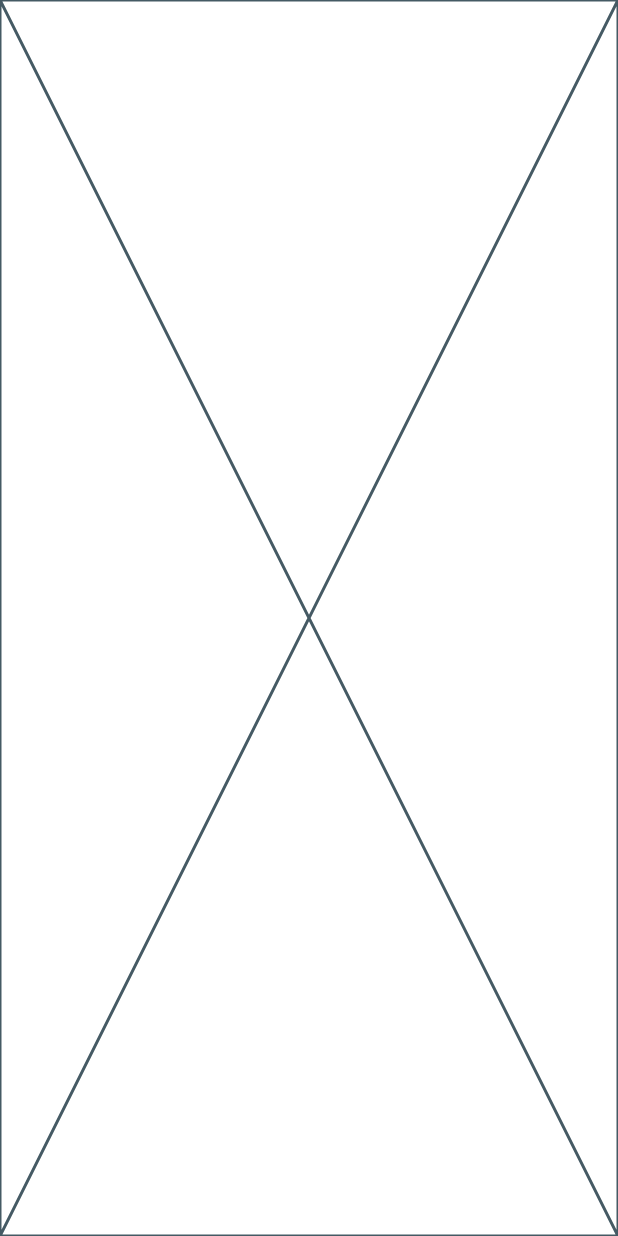
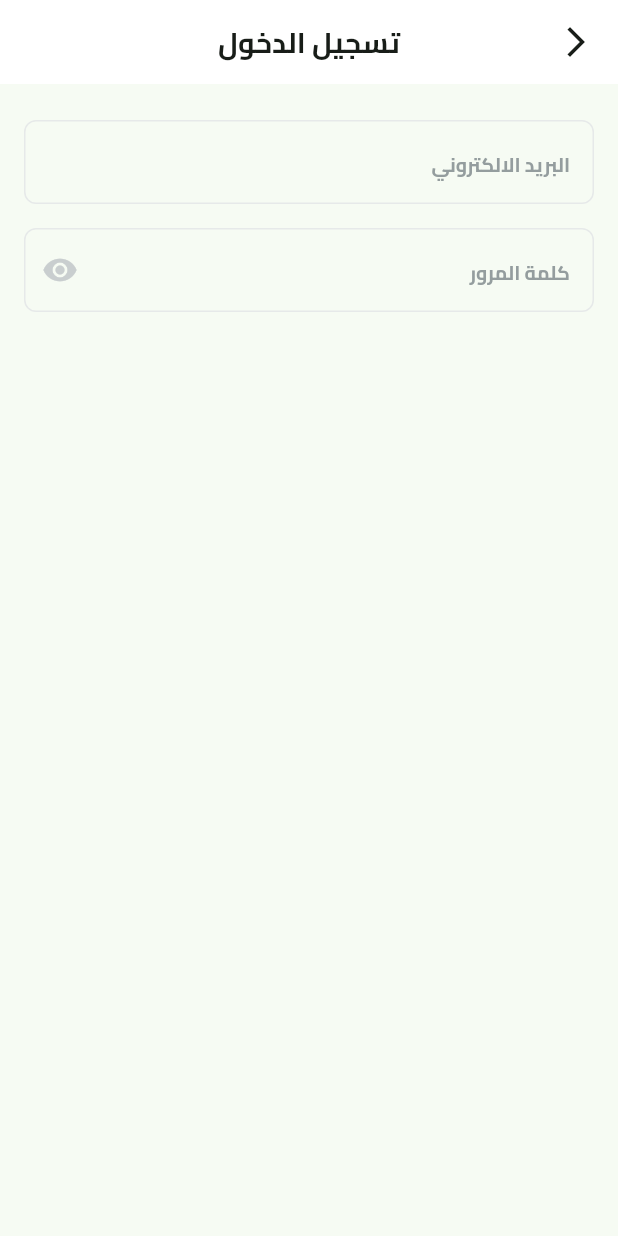
Before and after one commit to MustafaAbdelwahed/Fruits_Hub, a Flutter app: the OnBoardingView screen opened by its route, after a tap on "تخط", on a phone screen of 412 x 824 dp. Run offline on Flutter 3.47's test engine with Material 3 defaults, Android fonts, the phone set to English and light mode, and no system bars; our stand-ins replace dots_indicator, shared_preferences; missing offline and left inert: svg_flutter; accounts and stored records are empty.

Commit message:
create  Custom TextField and  appbar  do email and pass field

```diff
--- /dev/null
+++ b/lib/core/widgets/custom_appbar.dart
@@ -0,0 +1,15 @@
+import 'package:flutter/material.dart';
+import 'package:fruit_ecommerce_app/core/utils/app_text_style.dart';
+
+AppBar buildAppBar({required BuildContext context, required String title}) {
+  return AppBar(
+      backgroundColor: Colors.white,
+      centerTitle: true,
+      title: Text(title, style: TextStyles.bold19),
+      leading: IconButton(
+        onPressed: () {
+          Navigator.pop(context);
+        },
+        icon: Icon(Icons.arrow_back_ios_new),
+      ));
+}
--- /dev/null
+++ b/lib/core/widgets/custom_text_from_fiald.dart
@@ -0,0 +1,39 @@
+import 'package:flutter/material.dart';
+import 'package:fruit_ecommerce_app/core/utils/app_text_style.dart';
+
+class CustomTextFormField extends StatelessWidget {
+  const CustomTextFormField(
+      {super.key,
+      required this.text,
+      this.suffixIcon,
+      required this.keyboardType});
+  final String text;
+  final Widget? suffixIcon;
+  final TextInputType keyboardType;
+  @override
+  Widget build(BuildContext context) {
+    return TextFormField(
+      keyboardType: keyboardType,
+      decoration: InputDecoration(
+        suffixIcon: suffixIcon,
+        suffixIconColor: Color(0xffC9CECF),
+        hintText: text,
+        hintStyle: TextStyles.bold13.copyWith(color: const Color(0xff949D9E)),
+        // filled: true,
+        fillColor: const Color(0xFFEFF3F3),
+        border: buildBorder(),
+        enabledBorder: buildBorder(),
+        focusedBorder: buildBorder(),
+      ),
+    );
+  }
+
+  OutlineInputBorder buildBorder({required}) {
+    return OutlineInputBorder(
+      borderRadius: BorderRadius.circular(8),
+      borderSide: const BorderSide(
+        color: Color(0xFFE6E9E9),
+      ),
+    );
+  }
+}
--- a/lib/features/auth/presentaion/view/login_view.dart
+++ b/lib/features/auth/presentaion/view/login_view.dart
@@ -1,4 +1,9 @@
 import 'package:flutter/material.dart';
+
+import 'package:fruit_ecommerce_app/core/widgets/custom_appbar.dart';
+import 'package:fruit_ecommerce_app/generated/l10n.dart';
+
+import 'widgets/login_view_body.dart';
 
 class LoginView extends StatelessWidget {
   const LoginView({super.key});
@@ -6,6 +11,9 @@ class LoginView extends StatelessWidget {
   static const String routeName = 'login';
   @override
   Widget build(BuildContext context) {
-    return const Placeholder();
+    return Scaffold(
+      appBar: buildAppBar(context: context, title: S.of(context).login),
+      body: LoginViewBody(),
+    );
   }
 }
--- /dev/null
+++ b/lib/features/auth/presentaion/view/widgets/login_view_body.dart
@@ -0,0 +1,39 @@
+import 'package:flutter/material.dart';
+import 'package:fruit_ecommerce_app/constants.dart';
+import 'package:fruit_ecommerce_app/core/widgets/custom_text_from_fiald.dart';
+import 'package:fruit_ecommerce_app/generated/l10n.dart';
+
+class LoginViewBody extends StatelessWidget {
+  const LoginViewBody({super.key});
+
+  @override
+  Widget build(BuildContext context) {
+    return SingleChildScrollView(
+      child: Padding(
+        padding: EdgeInsets.symmetric(horizontal: kHorizontalPadding),
+        child: Column(
+          children: [
+            SizedBox(
+              height: 24,
+            ),
+            CustomTextFormField(
+              keyboardType: TextInputType.emailAddress,
+              text: S.of(context).email,
+            ),
+            SizedBox(
+              height: 16,
+            ),
+            CustomTextFormField(
+              keyboardType: TextInputType.text,
+              text: S.of(context).password,
+              suffixIcon: Icon(Icons.remove_red_eye),
+            ),
+            SizedBox(
+              height: 16,
+            ),
+          ],
+        ),
+      ),
+    );
+  }
+}
--- a/lib/features/onboarding/presentaion/view/widget/on_boarding_view_body.dart
+++ b/lib/features/onboarding/presentaion/view/widget/on_boarding_view_body.dart
@@ -3,7 +3,7 @@ import 'package:flutter/material.dart';
 import 'package:fruit_ecommerce_app/constants.dart';
 import 'package:fruit_ecommerce_app/core/services/shared_preferences%20_singletone.dart';
 import 'package:fruit_ecommerce_app/core/utils/app_colors.dart';
-import 'package:fruit_ecommerce_app/core/utils/widgets/custom_button.dart';
+import 'package:fruit_ecommerce_app/core/widgets/custom_button.dart';
 import 'package:fruit_ecommerce_app/features/auth/presentaion/view/login_view.dart';
 import 'package:fruit_ecommerce_app/features/onboarding/presentaion/view/widget/on_boarding_page_view.dart';
 import 'package:fruit_ecommerce_app/generated/l10n.dart';
--- a/lib/l10n/intl_ar.arb
+++ b/lib/l10n/intl_ar.arb
@@ -4,6 +4,12 @@
     "SearchAndShop":"ابحث وتسوق",
     "subtitlesecoundOnboarding": "نقدم لك أفضل الفواكه المختارة بعناية. اطلع على التفاصيل والصور والتقييمات لتتأكد من اختيار الفاكهة المثالية",
     "skip":"تخط",
-    "startNow":"ابدأ الان"
+    "startNow":"ابدأ الان",
+    "login": "تسجيل الدخول",
+    "register": "تسجيل",
+    "email": "البريد الالكتروني",
+    "password": "كلمة المرور",
+    "loginError": "البريد الالكتروني او كلمة المرور غير صحيحة",
+    "registerError": "البريد الالكتروني مستخدم من قبل"
 
 }
--- a/lib/l10n/intl_en.arb
+++ b/lib/l10n/intl_en.arb
@@ -4,7 +4,13 @@
     "SearchAndShop":"Search and shop",
     "subtitlesecoundOnboarding": "We have selected the best fruits for you. Check out the details, photos and reviews to make sure you pick the best fruit for you",
     "skip":"skip",
-    "startNow":"Start Now"
+    "startNow":"Start Now",
+    "login": "Login",
+    "register": "Register",
+    "email": "Email",
+    "password": "Password",
+    "loginError": "The email or password is incorrect",
+    "registerError": "The email is already used"
 
 
 }
--- a/lib/main.dart
+++ b/lib/main.dart
@@ -2,15 +2,14 @@ import 'package:flutter/material.dart';
 import 'package:flutter_localizations/flutter_localizations.dart';
 import 'package:fruit_ecommerce_app/core/helper_function/on_generate_route.dart';
 import 'package:fruit_ecommerce_app/core/services/shared_preferences%20_singletone.dart';
+import 'package:fruit_ecommerce_app/core/utils/app_colors.dart';
+import 'package:fruit_ecommerce_app/features/auth/presentaion/view/login_view.dart';
 import 'package:fruit_ecommerce_app/features/splash/presentaion/view/splash_view.dart';
 import 'package:fruit_ecommerce_app/generated/l10n.dart';
 
 void main() async {
-  // WidgetsFlutterBinding.ensureInitialized();
-  // WidgetsFlutterBinding.ensureInitialized();
-  // WidgetsFlutterBinding.ensureInitialized();
   WidgetsFlutterBinding.ensureInitialized();
-await  Prefs.init();
+  await Prefs.init();
 
   runApp(const MyApp());
 }
@@ -22,7 +21,10 @@ class MyApp extends StatelessWidget {
   @override
   Widget build(BuildContext context) {
     return MaterialApp(
-      theme: ThemeData(fontFamily: "Cairo"),
+      theme: ThemeData(
+        fontFamily: "Cairo",
+        colorScheme: ColorScheme.fromSeed(seedColor: AppColors.primaryColor),
+      ),
       locale: const Locale("ar"),
       localizationsDelegates: const [
         S.delegate,
@@ -32,7 +34,7 @@ class MyApp extends StatelessWidget {
       ],
       supportedLocales: S.delegate.supportedLocales,
       onGenerateRoute: onGenerateRoute,
-      initialRoute: SplashView.routeName,
+      initialRoute: LoginView.routeName,
       debugShowCheckedModeBanner: false,
     );
   }
```
Also changed, not shown: lib/core/services/shared_preferences _singletone.dart (+0 -18 lines), lib/core/widgets/custom_button.dart (renamed from lib/core/utils/widgets/custom_button.dart), lib/generated/intl/messages_ar.dart, lib/generated/intl/messages_en.dart, lib/generated/l10n.dart.
